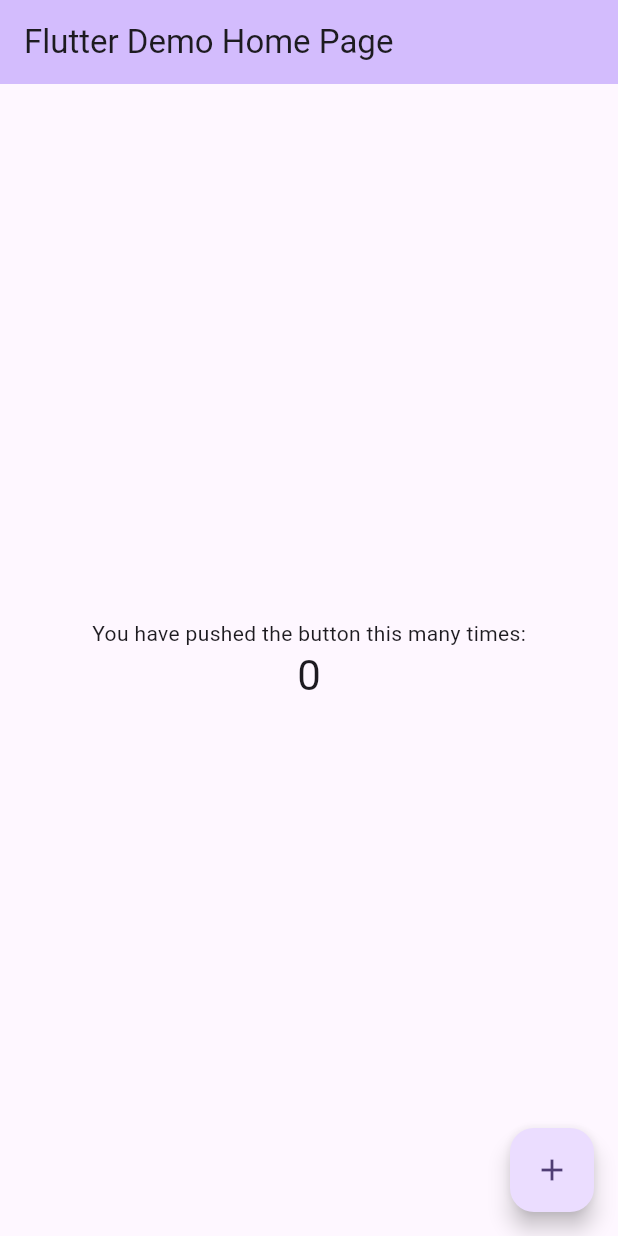
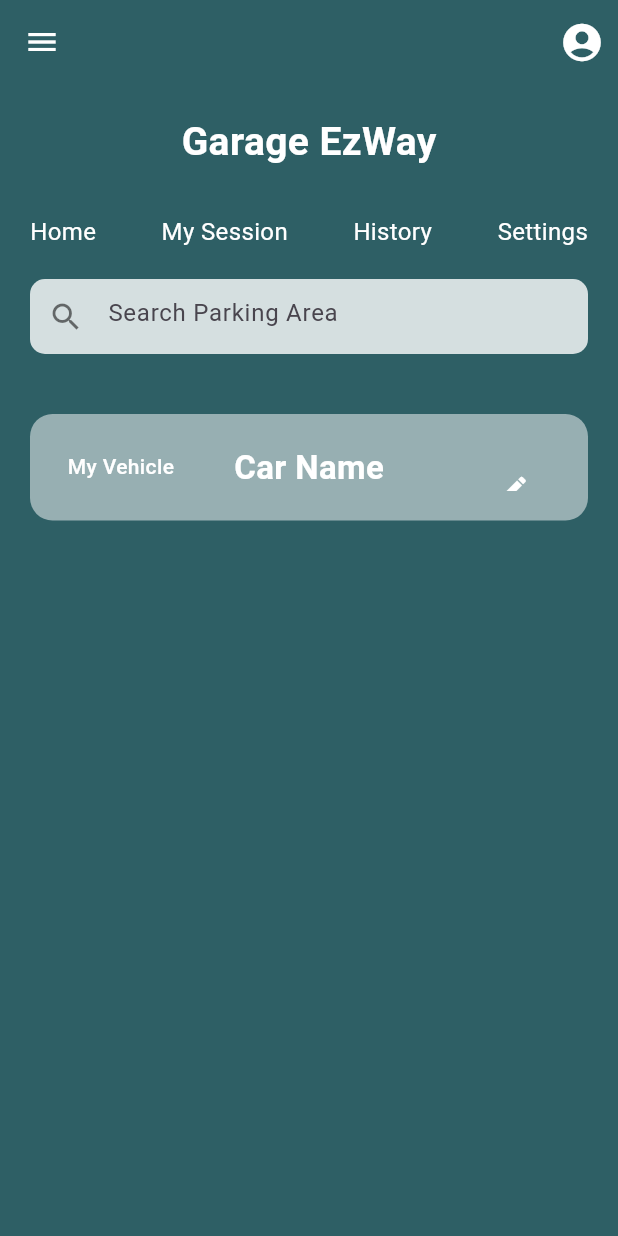
Before and after one commit to HanaATawfik/garage_ezway, a Flutter app: the screen it shows after launch, on a phone screen of 412 x 824 dp. Run offline on Flutter 3.47's test engine with Material 3 defaults, Android fonts, the phone set to English and light mode, and no system bars.

Commit message:
Add initial pages for booking and payment functionality

```diff
--- a/lib/main.dart
+++ b/lib/main.dart
@@ -1,4 +1,5 @@
 import 'package:flutter/material.dart';
+import 'pages/home_page.dart';
 
 void main() {
   runApp(const MyApp());
@@ -7,116 +8,15 @@ void main() {
 class MyApp extends StatelessWidget {
   const MyApp({super.key});
 
-  // This widget is the root of your application.
   @override
   Widget build(BuildContext context) {
     return MaterialApp(
-      title: 'Flutter Demo',
+      title: 'Parking App',
       theme: ThemeData(
-        // This is the theme of your application.
-        //
-        // TRY THIS: Try running your application with "flutter run". You'll see
-        // the application has a purple toolbar. Then, without quitting the app,
-        // try changing the seedColor in the colorScheme below to Colors.green
-        // and then invoke "hot reload" (save your changes or press the "hot
-        // reload" button in a Flutter-supported IDE, or press "r" if you used
-        // the command line to start the app).
-        //
-        // Notice that the counter didn't reset back to zero; the application
-        // state is not lost during the reload. To reset the state, use hot
-        // restart instead.
-        //
-        // This works for code too, not just values: Most code changes can be
-        // tested with just a hot reload.
         colorScheme: ColorScheme.fromSeed(seedColor: Colors.deepPurple),
+        useMaterial3: true,
       ),
-      home: const MyHomePage(title: 'Flutter Demo Home Page'),
+      home: const HomePage(),
     );
   }
 }
-
-class MyHomePage extends StatefulWidget {
-  const MyHomePage({super.key, required this.title});
-
-  // This widget is the home page of your application. It is stateful, meaning
-  // that it has a State object (defined below) that contains fields that affect
-  // how it looks.
-
-  // This class is the configuration for the state. It holds the values (in this
-  // case the title) provided by the parent (in this case the App widget) and
-  // used by the build method of the State. Fields in a Widget subclass are
-  // always marked "final".
-
-  final String title;
-
-  @override
-  State<MyHomePage> createState() => _MyHomePageState();
-}
-
-class _MyHomePageState extends State<MyHomePage> {
-  int _counter = 0;
-
-  void _incrementCounter() {
-    setState(() {
-      // This call to setState tells the Flutter framework that something has
-      // changed in this State, which causes it to rerun the build method below
-      // so that the display can reflect the updated values. If we changed
-      // _counter without calling setState(), then the build method would not be
-      // called again, and so nothing would appear to happen.
-      _counter++;
-    });
-  }
-
-  @override
-  Widget build(BuildContext context) {
-    // This method is rerun every time setState is called, for instance as done
-    // by the _incrementCounter method above.
-    //
-    // The Flutter framework has been optimized to make rerunning build methods
-    // fast, so that you can just rebuild anything that needs updating rather
-    // than having to individually change instances of widgets.
-    return Scaffold(
-      appBar: AppBar(
-        // TRY THIS: Try changing the color here to a specific color (to
-        // Colors.amber, perhaps?) and trigger a hot reload to see the AppBar
-        // change color while the other colors stay the same.
-        backgroundColor: Theme.of(context).colorScheme.inversePrimary,
-        // Here we take the value from the MyHomePage object that was created by
-        // the App.build method, and use it to set our appbar title.
-        title: Text(widget.title),
-      ),
-      body: Center(
-        // Center is a layout widget. It takes a single child and positions it
-        // in the middle of the parent.
-        child: Column(
-          // Column is also a layout widget. It takes a list of children and
-          // arranges them vertically. By default, it sizes itself to fit its
-          // children horizontally, and tries to be as tall as its parent.
-          //
-          // Column has various properties to control how it sizes itself and
-          // how it positions its children. Here we use mainAxisAlignment to
-          // center the children vertically; the main axis here is the vertical
-          // axis because Columns are vertical (the cross axis would be
-          // horizontal).
-          //
-          // TRY THIS: Invoke "debug painting" (choose the "Toggle Debug Paint"
-          // action in the IDE, or press "p" in the console), to see the
-          // wireframe for each widget.
-          mainAxisAlignment: MainAxisAlignment.center,
-          children: <Widget>[
-            const Text('You have pushed the button this many times:'),
-            Text(
-              '$_counter',
-              style: Theme.of(context).textTheme.headlineMedium,
-            ),
-          ],
-        ),
-      ),
-      floatingActionButton: FloatingActionButton(
-        onPressed: _incrementCounter,
-        tooltip: 'Increment',
-        child: const Icon(Icons.add),
-      ), // This trailing comma makes auto-formatting nicer for build methods.
-    );
-  }
-}
--- /dev/null
+++ b/lib/pages/book_slot_page.dart
@@ -0,0 +1,26 @@
+import 'package:flutter/material.dart';
+
+class BookSlotPage extends StatelessWidget {
+  const BookSlotPage({super.key});
+
+  @override
+  Widget build(BuildContext context) {
+    return Scaffold(
+      backgroundColor: const Color(0xFF2E5F65), // Set Background Color
+      appBar: AppBar(
+        title: const Text('Book Slot'),
+        backgroundColor: Colors.black, // Optional
+      ),
+      body: Center(
+        child: ElevatedButton(
+          onPressed: () {
+            ScaffoldMessenger.of(context).showSnackBar(
+              const SnackBar(content: Text("Slot Booked Successfully!")),
+            );
+          },
+          child: const Text('Confirm Booking'),
+        ),
+      ),
+    );
+  }
+}
--- /dev/null
+++ b/lib/pages/home_page.dart
@@ -0,0 +1,127 @@
+import 'package:flutter/material.dart';
+
+class HomePage extends StatelessWidget {
+  const HomePage({super.key});
+
+  @override
+  Widget build(BuildContext context) {
+    return Scaffold(
+      backgroundColor: const Color(0xFF2E5F65), // Background color
+      appBar: AppBar(
+        backgroundColor: Colors.transparent,
+        elevation: 0, // Removes shadow
+        leading: IconButton(
+          icon: const Icon(Icons.menu, color: Colors.white), // ☰ Menu Icon
+          onPressed: () {},
+        ),
+        actions: [
+          IconButton(
+            icon: const Icon(Icons.account_circle, color: Colors.white, size: 30), // User Profile Icon
+            onPressed: () {},
+          ),
+        ],
+      ),
+      body: Padding(
+        padding: const EdgeInsets.symmetric(horizontal: 20),
+        child: Column(
+          crossAxisAlignment: CrossAxisAlignment.center,
+          children: [
+            // LOGO "Garage EzWay"
+            const SizedBox(height: 20),
+            const Center(
+              child: Text(
+                "Garage EzWay",
+                style: TextStyle(
+                  color: Colors.white,
+                  fontSize: 26,
+                  fontWeight: FontWeight.bold,
+                ),
+              ),
+            ),
+            const SizedBox(height: 30),
+
+            // Navigation Labels
+            Row(
+              mainAxisAlignment: MainAxisAlignment.spaceBetween,
+              children: const [
+                Text("Home", style: TextStyle(color: Colors.white, fontSize: 16)),
+                Text("My Session", style: TextStyle(color: Colors.white, fontSize: 16)),
+                Text("History", style: TextStyle(color: Colors.white, fontSize: 16)),
+                Text("Settings", style: TextStyle(color: Colors.white, fontSize: 16)),
+              ],
+            ),
+            const SizedBox(height: 20),
+
+            // Search Bar
+            Container(
+              height: 50,
+              decoration: BoxDecoration(
+                color: Colors.white.withOpacity(0.8),
+                borderRadius: BorderRadius.circular(10),
+              ),
+              child: const TextField(
+                decoration: InputDecoration(
+                  hintText: "Search Parking Area",
+                  prefixIcon: Icon(Icons.search, color: Colors.black54),
+                  border: InputBorder.none,
+                  contentPadding: EdgeInsets.symmetric(vertical: 15),
+                ),
+              ),
+            ),
+            const SizedBox(height: 40),
+
+            // "My Vehicle" Box
+            Container(
+              width: double.infinity,
+              padding: const EdgeInsets.all(20),
+              decoration: BoxDecoration(
+                color: Colors.white.withOpacity(0.5), // 50% faded white box
+                borderRadius: BorderRadius.circular(15),
+              ),
+              child: Stack(
+                children: [
+                  // "My Vehicle" Label (Top Left)
+                  const Positioned(
+                    top: 5,
+                    left: 5,
+                    child: Text(
+                      "My Vehicle",
+                      style: TextStyle(
+                        color: Colors.white,
+                        fontSize: 14,
+                        fontWeight: FontWeight.w500,
+                      ),
+                    ),
+                  ),
+
+                  // Car Name (Bold, Centered)
+                  const Align(
+                    alignment: Alignment.center,
+                    child: Text(
+                      "Car Name",
+                      style: TextStyle(
+                        color: Colors.white,
+                        fontSize: 22,
+                        fontWeight: FontWeight.bold,
+                      ),
+                    ),
+                  ),
+
+                  // Edit Icon (Small, Top Right)
+                  Positioned(
+                    top: 5,
+                    right: 5,
+                    child: IconButton(
+                      icon: const Icon(Icons.edit, color: Colors.white, size: 20),
+                      onPressed: () {},
+                    ),
+                  ),
+                ],
+              ),
+            ),
+          ],
+        ),
+      ),
+    );
+  }
+}
--- /dev/null
+++ b/lib/pages/payment_page.dart
@@ -0,0 +1,26 @@
+import 'package:flutter/material.dart';
+
+class PaymentPage extends StatelessWidget {
+  const PaymentPage({super.key});
+
+  @override
+  Widget build(BuildContext context) {
+    return Scaffold(
+      backgroundColor: const Color(0xFF2E5F65), // Set Background Color
+      appBar: AppBar(
+        title: const Text('Payment Page'),
+        backgroundColor: Colors.black, // Optional
+      ),
+      body: Center(
+        child: ElevatedButton(
+          onPressed: () {
+            ScaffoldMessenger.of(context).showSnackBar(
+              const SnackBar(content: Text("Payment Successful!")),
+            );
+          },
+          child: const Text('Pay Now'),
+        ),
+      ),
+    );
+  }
+}
```
